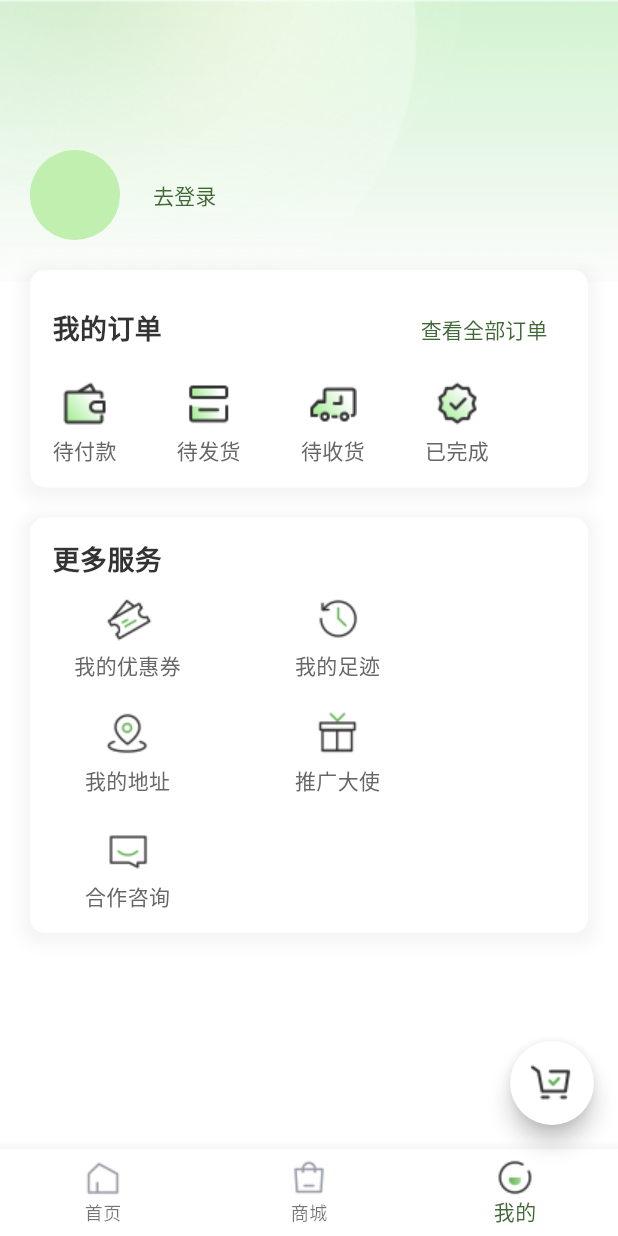
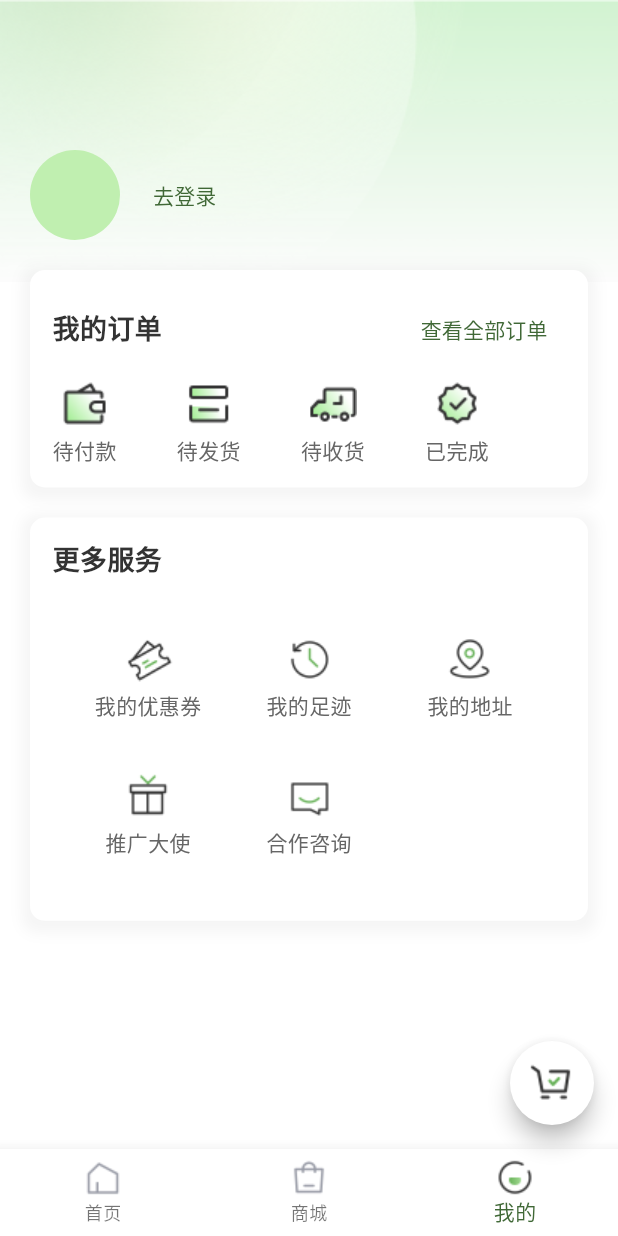
Before and after one commit to why2025315/ykd_app, a Flutter app: the MineScreen screen opened by its route, on a phone screen of 412 x 824 dp. Run offline on Flutter 3.47's test engine with Material 3 defaults, Android fonts, the phone set to English and light mode, and no system bars; our stand-ins replace cached_network_image, carousel_slider, dio, flutter_slidable, freezed_annotation, go_router and 2 more; missing offline and left inert: cart_stepper; accounts and stored records are empty; network calls fail.

```diff
--- a/lib/ui/mime/widgets/mine_screen.dart
+++ b/lib/ui/mime/widgets/mine_screen.dart
@@ -114,25 +114,26 @@ class _MineScreenState extends State<MineScreen> {
                 SizedBox(height: 20),
                 CardCustom(
                   title: '更多服务',
-                  child: Wrap(
-                    spacing: 40,
-                    runSpacing: 20,
-                    // 禁用 GridView 的滚动
+                  child: GridView.count(
+                    shrinkWrap: true,
+                    physics: NeverScrollableScrollPhysics(),
+                    padding: const EdgeInsets.all(16), // 整体内边距
+                    crossAxisCount: 3, // 核心：固定2列（横排数量）
+                    crossAxisSpacing: 12, // 列与列的间距
+                    mainAxisSpacing: 12, // 行与行的间距
+                    childAspectRatio: 1.2,
                     children: [
                       IconLabel(
                         icon: Image.asset('assets/images/coupon.png'),
                         label: '我的优惠券',
-                        width: 100,
                       ),
                       IconLabel(
                         icon: Image.asset('assets/images/footprint.png'),
                         label: '我的足迹',
-                        width: 100,
                       ),
                       IconLabel(
                         icon: Image.asset('assets/images/address.png'),
                         label: '我的地址',
-                        width: 100,
                         onTap: () {
                           context.push(Routes.address, extra: {'from': 'mine'});
                         },
@@ -140,12 +141,10 @@ class _MineScreenState extends State<MineScreen> {
                       IconLabel(
                         icon: Image.asset('assets/images/gift.png'),
                         label: '推广大使',
-                        width: 100,
                       ),
                       IconLabel(
                         icon: Image.asset('assets/images/consult.png'),
                         label: '合作咨询',
-                        width: 100,
                       ),
                     ],
                   ),
--- a/lib/ui/order/order_detail/widgets/order_detail_screen.dart
+++ b/lib/ui/order/order_detail/widgets/order_detail_screen.dart
@@ -116,7 +116,9 @@ class OrderDetailScreen extends StatelessWidget {
                           vertical: 8.0,
                           horizontal: 16.0,
                         ),
-                        child: ListView.builder(
+                        child: ListView.separated(
+                          separatorBuilder: (context, index) =>
+                              Divider(height: 1, color: Color(0xffF2F2F2)),
                           itemCount:
                               viewModel.orderDetail!.orderGoods?.length ?? 0,
                           shrinkWrap: true,
@@ -165,7 +167,7 @@ class OrderDetailScreen extends StatelessWidget {
                               ),
                               trailing: Text(
                                 'x ${goods?.number ?? 0}',
-                                style: TextStyle(fontSize: 14),
+                                style: TextStyle(fontSize: 16),
                               ),
                             );
                           },
```
